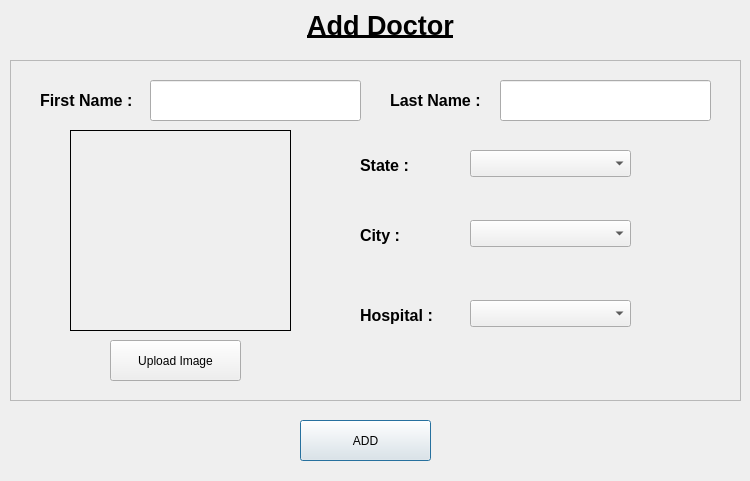
The window that Layouts/Dialogs/superadmin/Doctors/addDoctor.ui (bits-magnet/MDTouchs) describes before a commit, drawn with Qt 5.
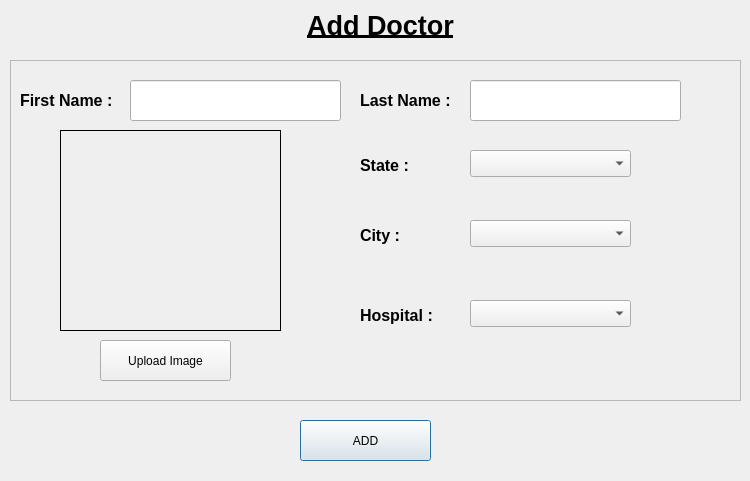
The same window after the commit. Icons and pictures are not drawn.

```diff
--- a/Layouts/Dialogs/superadmin/Doctors/addDoctor.ui
+++ b/Layouts/Dialogs/superadmin/Doctors/addDoctor.ui
@@ -60,9 +60,9 @@
    <widget class="QLabel" name="firstNameLabel">
     <property name="geometry">
      <rect>
-      <x>30</x>
+      <x>10</x>
       <y>20</y>
-      <width>101</width>
+      <width>121</width>
       <height>41</height>
      </rect>
     </property>
@@ -73,7 +73,7 @@
    <widget class="QLineEdit" name="firstName">
     <property name="geometry">
      <rect>
-      <x>140</x>
+      <x>120</x>
       <y>20</y>
       <width>211</width>
       <height>41</height>
@@ -83,7 +83,7 @@
    <widget class="QPushButton" name="uploadImage">
     <property name="geometry">
      <rect>
-      <x>100</x>
+      <x>90</x>
       <y>280</y>
       <width>131</width>
       <height>41</height>
@@ -96,7 +96,7 @@
    <widget class="QWidget" name="widget" native="true">
     <property name="geometry">
      <rect>
-      <x>60</x>
+      <x>50</x>
       <y>70</y>
       <width>221</width>
       <height>201</height>
@@ -115,9 +115,9 @@
    <widget class="QLabel" name="lastNameLabel">
     <property name="geometry">
      <rect>
-      <x>380</x>
+      <x>350</x>
       <y>20</y>
-      <width>101</width>
+      <width>111</width>
       <height>41</height>
      </rect>
     </property>
@@ -128,7 +128,7 @@
    <widget class="QLineEdit" name="lastName">
     <property name="geometry">
      <rect>
-      <x>490</x>
+      <x>460</x>
       <y>20</y>
       <width>211</width>
       <height>41</height>
```
Left out of the diff: 2 changed lines with no effect on the pictures.
